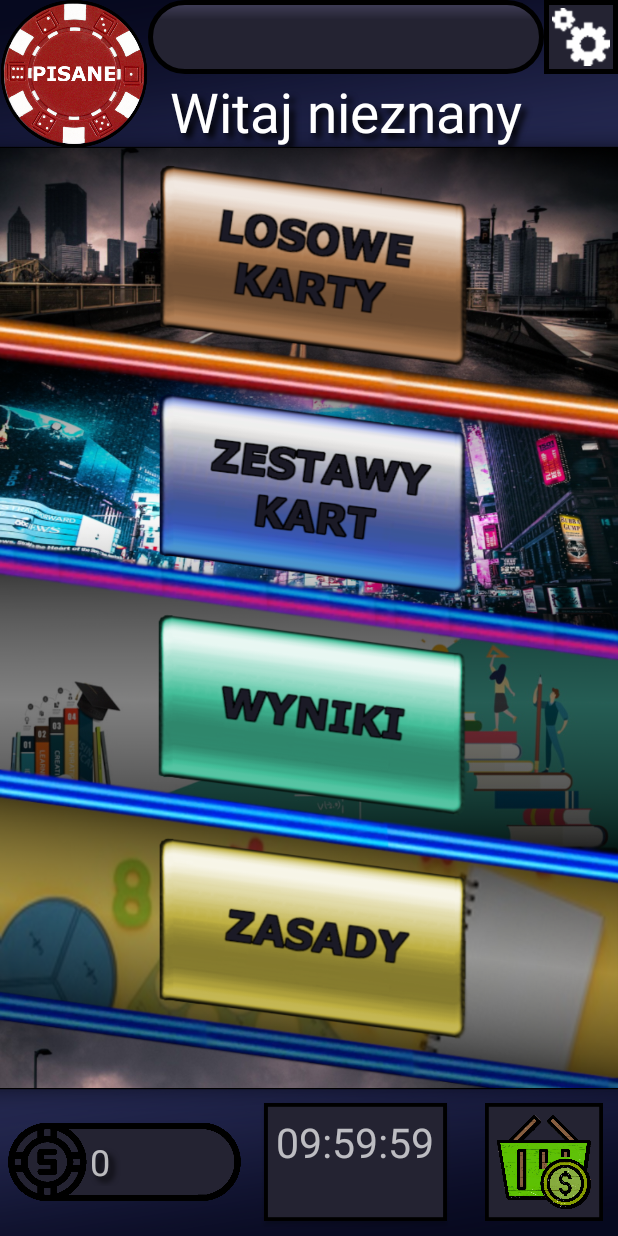
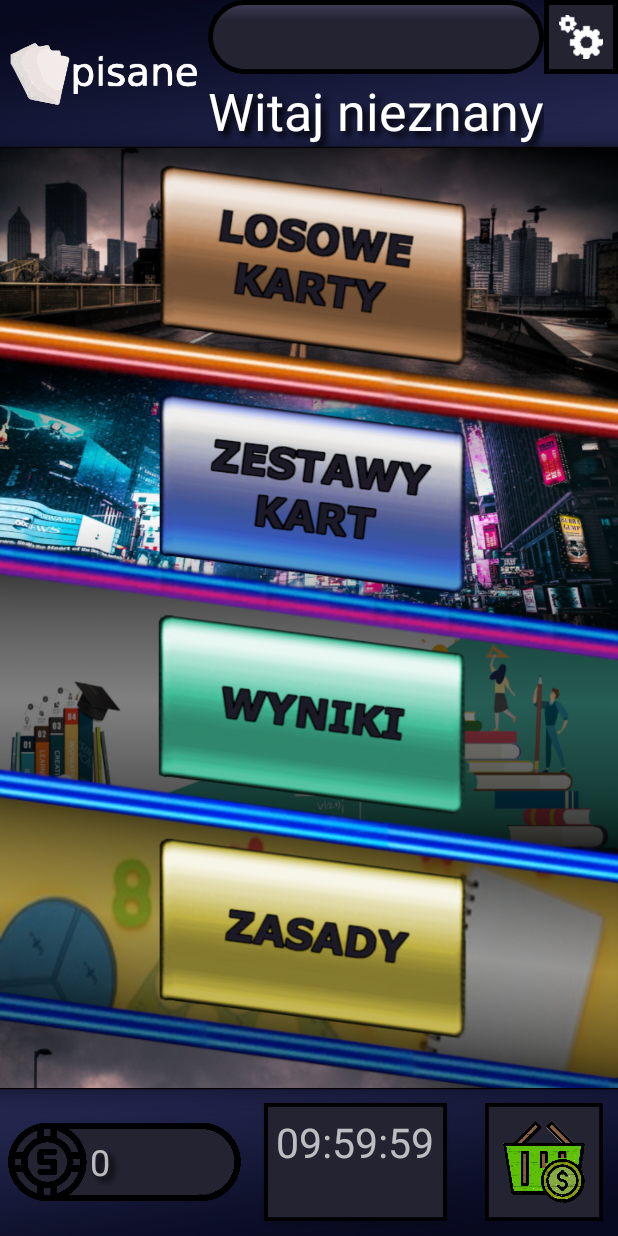
Before and after one commit to Posiuu/pisane, an Android app: the MainMenuActivity screen opened directly, with no data from a screen before it, on a phone screen of 412 x 824 dp. Run offline under Robolectric (Android 15) with nearby library versions, the light colour scheme and no system bars; our stand-ins replace data binding; libraries missing offline, so code that uses them is left out: com.vishnusivadas.advanced_httpurlconnection; 11 statements that could not run were skipped.

Commit message:
main menu layout appearance

```diff
--- a/app/src/main/res/layout/activity_main_menu.xml
+++ b/app/src/main/res/layout/activity_main_menu.xml
@@ -131,8 +131,10 @@
             android:id="@+id/mmLogoImageView"
             android:layout_width="0dp"
             android:layout_height="0dp"
+            android:paddingLeft="5dp"
+            android:paddingRight="5dp"
             app:layout_constraintBottom_toTopOf="@+id/mmTop12Guideline"
-            app:layout_constraintDimensionRatio="1:1"
+            app:layout_constraintDimensionRatio="1.4:1"
             app:layout_constraintStart_toStartOf="parent"
             app:layout_constraintTop_toTopOf="parent"
             app:srcCompat="@drawable/pisane_logo" />
@@ -166,7 +168,7 @@
             android:layout_width="0dp"
             android:layout_height="0dp"
             android:background="@drawable/bordered_background"
-            android:padding="5dp"
+            android:padding="10dp"
             android:scaleType="fitCenter"
             app:layout_constraintBottom_toTopOf="@+id/mmTop6Guideline"
             app:layout_constraintDimensionRatio="1:1"
@@ -185,7 +187,6 @@
             android:shadowDx="5"
             android:shadowDy="5"
             android:shadowRadius="5"
-            android:text="@string/welcome"
             android:textColor="@color/white"
             app:layout_constraintBottom_toTopOf="@+id/mmTop12Guideline"
             app:layout_constraintEnd_toStartOf="@+id/mmSettingsImageButton"
@@ -324,7 +325,7 @@
             android:layout_width="0dp"
             android:layout_height="0dp"
             android:background="@drawable/bordered_background"
-            android:padding="10dp"
+            android:padding="15dp"
             android:scaleType="fitCenter"
             android:scaleX="0.8"
             android:scaleY="0.8"
```
Also changed, not shown: app/src/main/res/drawable/pisane_logo.png.
